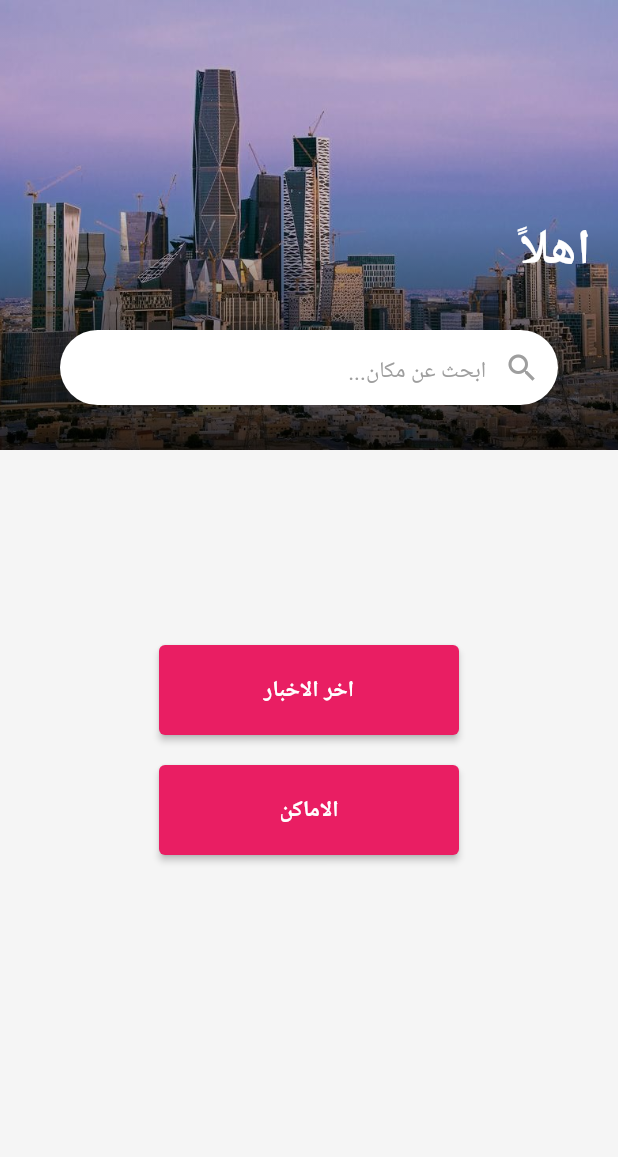
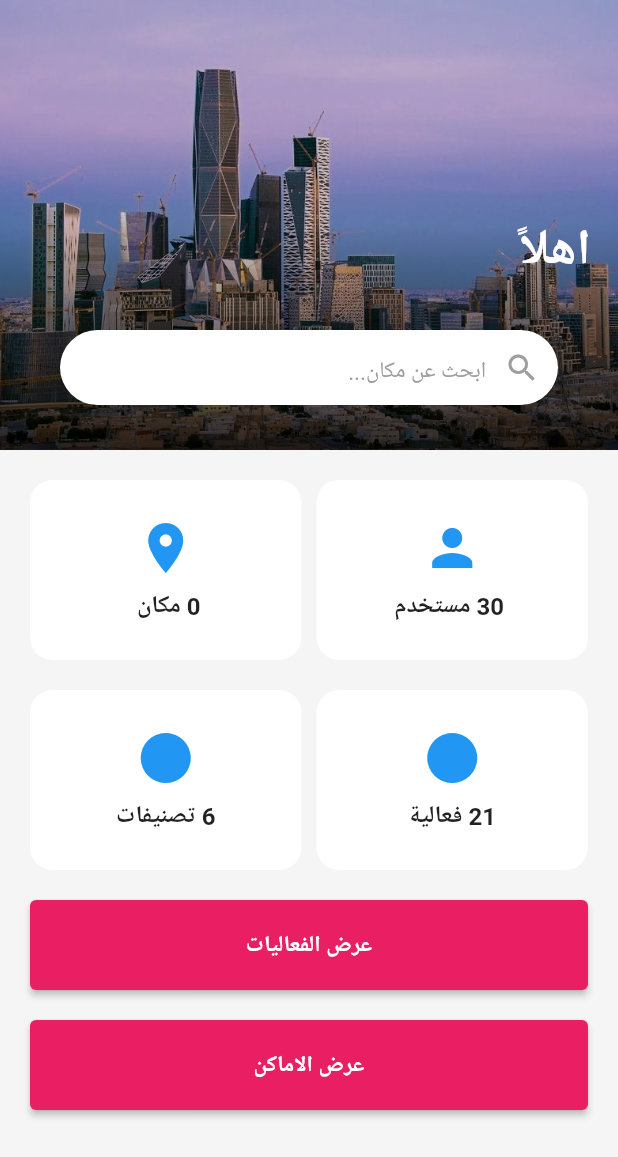
Before and after one commit to DanaAlotay/2023-GP1-9, a Flutter app: the screen it shows after launch, on a phone screen of 412 x 824 dp. Shown: the top 1157 px of the screen. Run offline on Flutter 3.47's test engine with Material 2 defaults, Android fonts, the phone set to English and light mode, and no system bars; our stand-ins replace carousel_slider, cloud_firestore, firebase_core, firebase_storage, image_picker; accounts and stored records are empty.

Commit message:
admin home page

```diff
--- a/riyadh_guide-main1/lib/screens/adminHome.dart
+++ b/riyadh_guide-main1/lib/screens/adminHome.dart
@@ -1,6 +1,9 @@
 import 'package:flutter/material.dart';
+import 'package:cloud_firestore/cloud_firestore.dart';
+
 
 class MyAdminHomePage extends StatelessWidget {
+  final FirebaseFirestore _firestore = FirebaseFirestore.instance;
   @override
   Widget build(BuildContext context) {
     return MaterialApp(
@@ -15,6 +18,7 @@ class MyAdminHomePage extends StatelessWidget {
 }
 
 class AdminPage extends StatelessWidget {
+  final FirebaseFirestore _firestore = FirebaseFirestore.instance;
   @override
   Widget build(BuildContext context) {
     return Scaffold(
@@ -27,15 +31,20 @@ class AdminPage extends StatelessWidget {
               height: 300,
               decoration: BoxDecoration(
                 image: DecorationImage(
-                    image: AssetImage('lib/icons/Bk.jpg'), fit: BoxFit.cover),
+                  image: AssetImage('lib/icons/Bk.jpg'),
+                  fit: BoxFit.cover,
+                ),
               ),
               child: Container(
                 decoration: BoxDecoration(
-                    gradient:
-                        LinearGradient(begin: Alignment.bottomRight, colors: [
+                  gradient: LinearGradient(
+                    begin: Alignment.bottomRight,
+                    colors: [
                       Colors.black.withOpacity(.8),
                       Colors.black.withOpacity(.2),
-                ])),
+                    ],
+                  ),
+                ),
                 child: Column(
                   mainAxisAlignment: MainAxisAlignment.end,
                   children: <Widget>[
@@ -49,7 +58,8 @@ class AdminPage extends StatelessWidget {
                           style: TextStyle(
                             color: Colors.white,
                             fontSize: 33,
-                              fontWeight: FontWeight.bold),
+                            fontWeight: FontWeight.bold,
+                          ),
                         ),
                       ),
                     ),
@@ -72,9 +82,12 @@ class AdminPage extends StatelessWidget {
                               Icons.search,
                               color: Colors.grey,
                             ),
-                              hintStyle:
-                                  TextStyle(color: Colors.grey, fontSize: 15),
-                              hintText: "ابحث عن مكان..."),
+                            hintStyle: TextStyle(
+                              color: Colors.grey,
+                              fontSize: 15,
+                            ),
+                            hintText: "ابحث عن مكان...",
+                          ),
                         ),
                       ),
                     ),
@@ -86,22 +99,66 @@ class AdminPage extends StatelessWidget {
               ),
             ),
             SizedBox(
-              height: 130,
+              height: 20,
             ),
             Container(
               padding: EdgeInsets.symmetric(horizontal: 20),
               child: Column(
                 crossAxisAlignment: CrossAxisAlignment.start,
                 children: <Widget>[
+                 Row(
+  mainAxisAlignment: MainAxisAlignment.spaceBetween,
+  children: [
+    _buildSquare(
+      text: ' 30 مستخدم' ,
+      icon: Icons.person,
+    ),
+    SizedBox(width: 10),
+    FutureBuilder<int>(
+      future: _getPlacesCount(),
+      builder: (context, snapshot) {
+        if (snapshot.connectionState == ConnectionState.waiting) {
+          // If still loading, return a placeholder or loading indicator
+          return _buildSquare(
+            text: 'Places Count',
+            icon: Icons.place,
+          );
+        } else {
+          // Display the places count
+          return _buildSquare(
+            text: '${snapshot.data} مكان ',
+            icon: Icons.place,
+          );
+        }
+      },
+    ),
+  ],
+),
+                  SizedBox(height: 20),
+                  Row(
+                    mainAxisAlignment: MainAxisAlignment.spaceBetween,
+                    children: [
+                      _buildSquare(
+                        text: '21 فعالية',
+                        icon: Icons.circle,
+                      ),
+                       SizedBox(width: 10),
+                      _buildSquare(
+                        text: '6 تصنيفات',
+                        icon: Icons.circle,
+                      ),
+                    ],
+                  ),
+                  SizedBox(height: 20),
                 Center(
   child: ElevatedButton(
     onPressed: () {
       // Handle the News button click action here
     },
-                      child: Text('اخر الاخبار'),
+    child: Text('  عرض الفعاليات  ' ),
     style: ElevatedButton.styleFrom(
       backgroundColor: Colors.pink,
-                        minimumSize: Size(200, 60), // Adjust the size here
+      minimumSize: Size(MediaQuery.of(context).size.width - 40, 60), // Adjust the size here
     ),
   ),
 ),
@@ -111,10 +168,10 @@ class AdminPage extends StatelessWidget {
     onPressed: () {
       // Handle the Places button click action here
     },
-                      child: Text('الاماكن'),
+    child: Text(' عرض الاماكن '),
     style: ElevatedButton.styleFrom(
       backgroundColor: Colors.pink,
-                        minimumSize: Size(200, 60), // Adjust the size here
+      minimumSize: Size(MediaQuery.of(context).size.width - 40, 60), // Adjust the size here
     ),
   ),
 ),
@@ -126,4 +183,44 @@ class AdminPage extends StatelessWidget {
       ),
     );
   }
+   Future<int> _getPlacesCount() async {
+    try {
+      QuerySnapshot placesSnapshot =
+          await _firestore.collection('place').get();
+      return placesSnapshot.size;
+    } catch (e) {
+      print("Error getting places count: $e");
+      return 0;
     }
+  }
+
+  Widget _buildSquare({required String text, required IconData icon}) {
+    return Expanded(
+      child: Container(
+        height: 120,
+        decoration: BoxDecoration(
+          color: Colors.white,
+          borderRadius: BorderRadius.circular(15),
+        ),
+        child: Column(
+          mainAxisAlignment: MainAxisAlignment.center,
+          children: [
+            Icon(
+              icon,
+              size: 40,
+              color: Colors.blue,
+            ),
+            SizedBox(height: 8),
+            Text(
+              text,
+              style: TextStyle(
+                fontSize: 16,
+                fontWeight: FontWeight.bold,
+              ),
+            ),
+          ],
+        ),
+      ),
+    );
+  }
+}
```
Also changed, not shown: 1 other file. Lines whose indentation alone changed are shown as unchanged.
